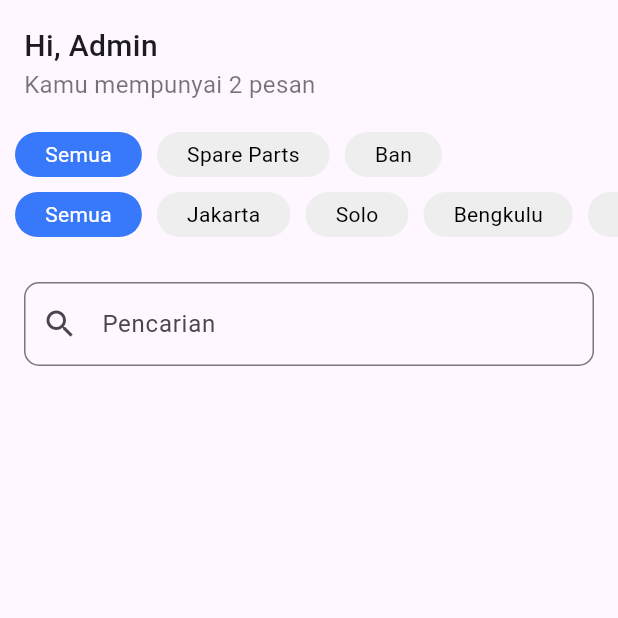
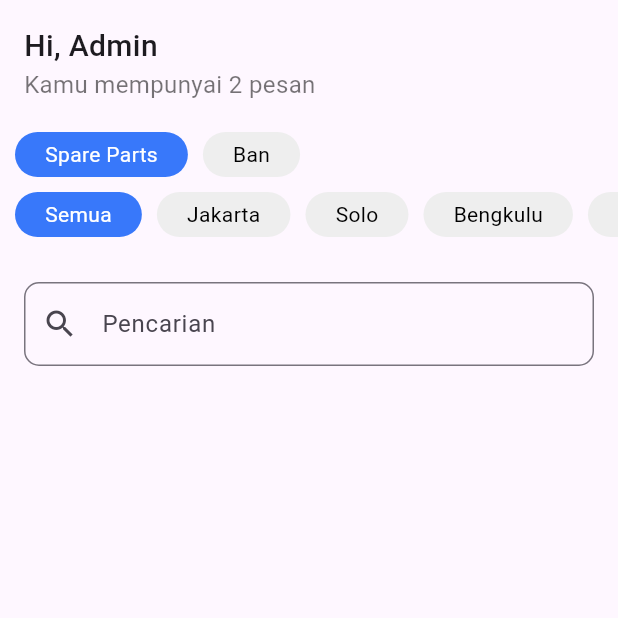
Before and after one commit to indradevision/warehouseapp, a Flutter app: the DashboardView screen opened directly, on a phone screen of 412 x 824 dp, the top half of it. Run offline on Flutter 3.47's test engine with Material 3 defaults, Android fonts, the phone set to English and light mode, and no system bars; our stand-ins replace animated_splash_screen, get, lottie, shared_preferences; missing offline and left inert: restart_app; accounts and stored records are empty; network calls fail.

Commit message:
fix(home): remove all type item

```diff
--- a/lib/app/module/home/views/dashboard_view.dart
+++ b/lib/app/module/home/views/dashboard_view.dart
@@ -14,7 +14,6 @@ class _DashboardViewState extends State<DashboardView> {
   final List<Map<String, dynamic>> _stockData = [];
 
   final List<Map<String, dynamic>> _typePart = [
-    {"id": "ALL", "name": "Semua"},
     {"id": "Parts", "name": "Spare Parts"},
     {"id": "Tires", "name": "Ban"}
   ];
@@ -28,7 +27,7 @@ class _DashboardViewState extends State<DashboardView> {
   ];
 
   String _selectedBranchId = "ALL"; // Default ID yang dipilih
-  String _selectedTypeParts = "ALL"; // Default ID yang dipilih
+  String _selectedTypeParts = "Parts"; // Default ID yang dipilih
 
   late String endpointSelected;
 
```
